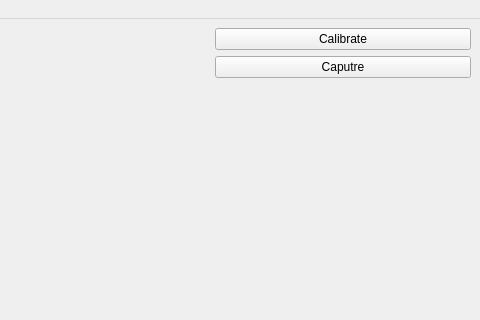
This is forms/MainWindow.ui in ChrisPfiOhm/optris_intrinsic_calibration_tool as Qt 5 draws it before an edit; both pictures show x 395 to 875 and y 0 to 320 of the 875 by 600 pixel window. The edited form follows.
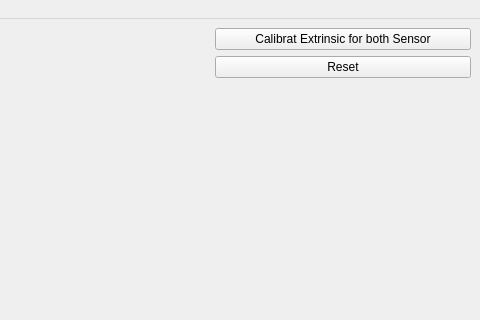
This is the edited form. Custom widgets are drawn as their Qt base class.

Commit message: -- big update for intrinsic and extrinsic calibration -- added reset for calibration -- added extrinsic transformation calculation based on pin hole camera model

The edit to the form file:
```diff
--- a/forms/MainWindow.ui
+++ b/forms/MainWindow.ui
@@ -51,20 +51,7 @@
          </sizepolicy>
         </property>
         <property name="text">
-         <string>Calibrate</string>
-        </property>
-       </widget>
-      </item>
-      <item>
-       <widget class="QPushButton" name="_buttonCapture">
-        <property name="sizePolicy">
-         <sizepolicy hsizetype="Preferred" vsizetype="Fixed">
-          <horstretch>0</horstretch>
-          <verstretch>0</verstretch>
-         </sizepolicy>
-        </property>
-        <property name="text">
-         <string>Caputre</string>
+         <string>Calibrat Extrinsic for both Sensor</string>
         </property>
         <property name="checkable">
          <bool>true</bool>
@@ -74,6 +61,13 @@
         </property>
        </widget>
       </item>
+      <item>
+       <widget class="QPushButton" name="_reset">
+        <property name="text">
+         <string>Reset</string>
+        </property>
+       </widget>
+      </item>
       <item>
        <spacer name="verticalSpacer">
         <property name="orientation">
```
Left out of the diff: 4 changed lines with no effect on the pictures. The commit also changes 18 other files.
